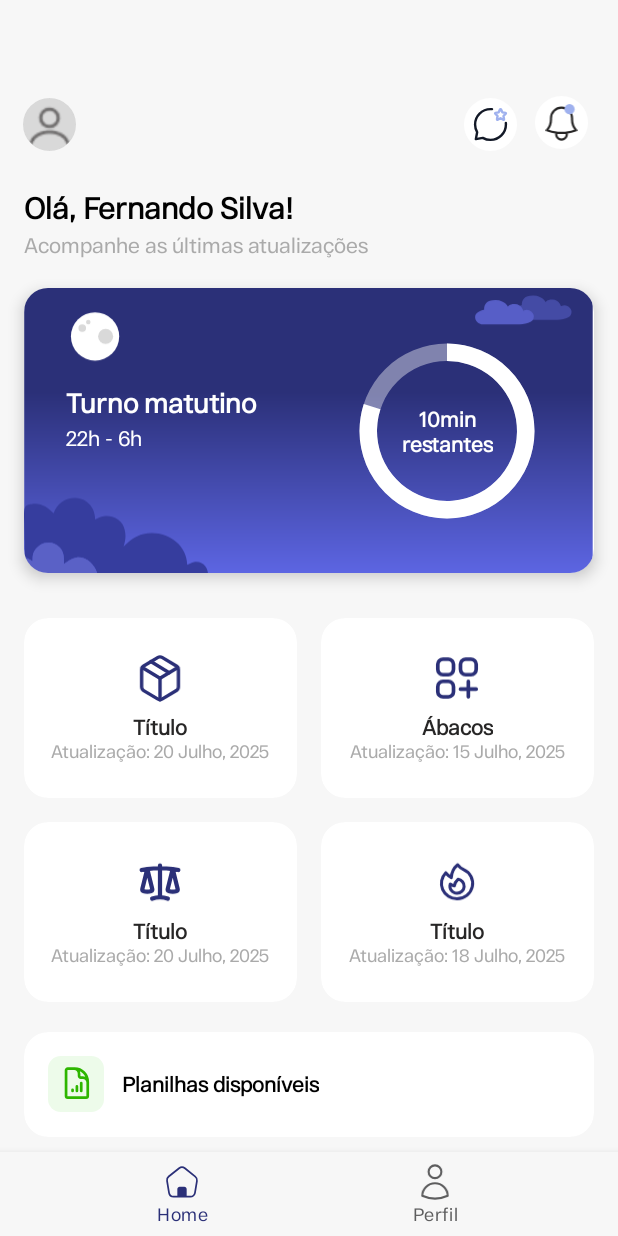
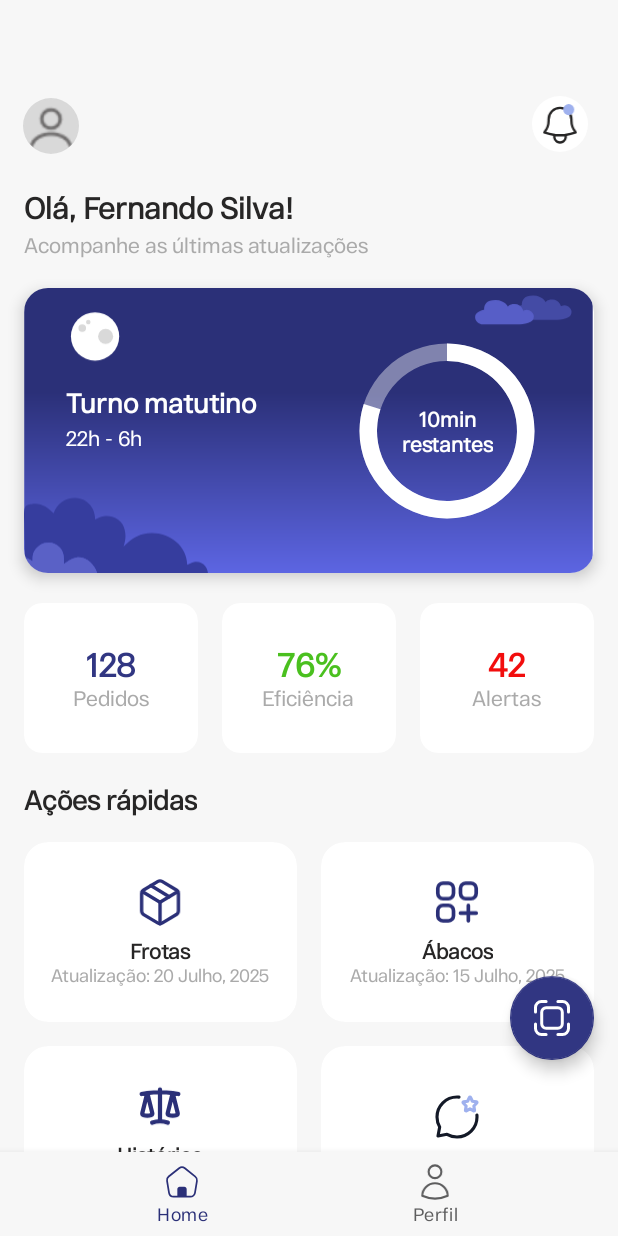
Before and after one commit to IARA-TECH/app-mobile, an Android app: the HomeFragment screen opened directly, with no data from a screen before it, on a phone screen of 412 x 824 dp. Run offline under Robolectric (Android 15) with nearby library versions, the phone set to English and light mode, and no system bars; our stand-ins replace navigation-ui.

Commit message:
feat(app-iara): ajusta layout da tela inicial e adiciona novos elementos

```diff
--- a/app/build.gradle.kts
+++ b/app/build.gradle.kts
@@ -56,6 +56,7 @@ dependencies {
     implementation(libs.androidx.credentials.play.services.auth)
     implementation(libs.googleid)
     kapt("com.github.bumptech.glide:compiler:4.16.0")
+    implementation ("com.google.android.material:material:1.11.0")
 
     // Firebase
     implementation(platform("com.google.firebase:firebase-bom:33.7.0"))
--- /dev/null
+++ b/app/src/main/res/drawable/ic_scan.xml
@@ -0,0 +1,17 @@
+<vector xmlns:android="http://schemas.android.com/apk/res/android"
+    android:width="24dp"
+    android:height="24dp"
+    android:viewportWidth="24"
+    android:viewportHeight="24">
+  <path
+      android:pathData="M8.143,5.143L15.857,5.143A3,3 0,0 1,18.857 8.143L18.857,15.857A3,3 0,0 1,15.857 18.857L8.143,18.857A3,3 0,0 1,5.143 15.857L5.143,8.143A3,3 0,0 1,8.143 5.143z"
+      android:strokeWidth="2"
+      android:fillColor="#00000000"
+      android:strokeColor="#ffffff"/>
+  <path
+      android:pathData="M23,8.071V5C23,2.791 21.209,1 19,1H15.929M23,15.929V19C23,21.209 21.209,23 19,23H15.929M8.071,23H5C2.791,23 1,21.209 1,19V15.929M8.071,1H5C2.791,1 1,2.791 1,5V8.071"
+      android:strokeWidth="2"
+      android:fillColor="#00000000"
+      android:strokeColor="#ffffff"
+      android:strokeLineCap="round"/>
+</vector>
--- a/app/src/main/res/layout/fragment_home.xml
+++ b/app/src/main/res/layout/fragment_home.xml
@@ -7,7 +7,7 @@
     tools:context=".ui.home.HomeFragment">
 
     <include
-        android:id="@+id/include"
+        android:id="@+id/included"
         layout="@layout/toolbar_primaria"
         android:layout_width="match_parent"
         android:layout_height="50dp"
@@ -23,11 +23,11 @@
         android:layout_marginStart="16dp"
         android:layout_marginTop="20dp"
         android:text="Olá, Fernando Silva!"
-        android:textColor="@android:color/black"
+        android:textColor="@color/texto_padrao"
         android:textSize="20sp"
         android:textStyle="bold"
         app:layout_constraintStart_toStartOf="parent"
-        app:layout_constraintTop_toBottomOf="@id/include" />
+        app:layout_constraintTop_toBottomOf="@id/included" />
 
     <!-- Subtítulo -->
     <TextView
@@ -134,17 +134,156 @@
         </androidx.constraintlayout.widget.ConstraintLayout>
     </com.google.android.material.card.MaterialCardView>
 
-    <!-- Container dos 4 cards -->
+
+    <!-- Container indicadores -->
+    <androidx.constraintlayout.widget.ConstraintLayout
+        android:id="@+id/containerIndicadores"
+        android:layout_width="0dp"
+        android:layout_height="wrap_content"
+        android:layout_marginStart="16dp"
+        android:layout_marginTop="20dp"
+        android:layout_marginEnd="16dp"
+        app:layout_constraintEnd_toEndOf="parent"
+        app:layout_constraintStart_toStartOf="parent"
+        app:layout_constraintTop_toBottomOf="@+id/cardTurno">
+
+        <!-- Indicador 1 -->
+        <com.google.android.material.card.MaterialCardView
+            android:id="@+id/cardIndicador1"
+            android:layout_width="0dp"
+            android:layout_height="100dp"
+            android:layout_marginEnd="8dp"
+            app:cardCornerRadius="12dp"
+            app:cardElevation="0dp"
+            app:layout_constraintEnd_toStartOf="@id/cardIndicador2"
+            app:layout_constraintHorizontal_weight="1"
+            app:layout_constraintStart_toStartOf="parent"
+            app:layout_constraintTop_toTopOf="parent">
+
+            <LinearLayout
+                android:layout_width="match_parent"
+                android:layout_height="match_parent"
+                android:gravity="center"
+                android:orientation="vertical">
+
+                <TextView
+                    android:id="@+id/txtValor1"
+                    android:layout_width="wrap_content"
+                    android:layout_height="wrap_content"
+                    android:text="128"
+                    android:textColor="@color/azul_primario"
+                    android:textSize="22sp"
+                    android:textStyle="bold" />
+
+                <TextView
+                    android:layout_width="wrap_content"
+                    android:layout_height="wrap_content"
+                    android:text="Pedidos"
+                    android:textColor="@android:color/darker_gray"
+                    android:textSize="14sp" />
+            </LinearLayout>
+        </com.google.android.material.card.MaterialCardView>
+
+        <!-- Indicador 2 -->
+        <com.google.android.material.card.MaterialCardView
+            android:id="@+id/cardIndicador2"
+            android:layout_width="0dp"
+            android:layout_height="100dp"
+            android:layout_marginStart="8dp"
+            android:layout_marginEnd="8dp"
+            app:cardCornerRadius="12dp"
+            app:cardElevation="0dp"
+            app:layout_constraintEnd_toStartOf="@id/cardIndicador3"
+            app:layout_constraintHorizontal_weight="1"
+            app:layout_constraintStart_toEndOf="@id/cardIndicador1"
+            app:layout_constraintTop_toTopOf="parent">
+
+            <LinearLayout
+                android:layout_width="match_parent"
+                android:layout_height="match_parent"
+                android:gravity="center"
+                android:orientation="vertical">
+
+                <TextView
+                    android:id="@+id/txtValor2"
+                    android:layout_width="wrap_content"
+                    android:layout_height="wrap_content"
+                    android:text="76%"
+                    android:textColor="@color/verde_sucesso"
+                    android:textSize="22sp"
+                    android:textStyle="bold" />
+
+                <TextView
+                    android:layout_width="wrap_content"
+                    android:layout_height="wrap_content"
+                    android:text="Eficiência"
+                    android:textColor="@android:color/darker_gray"
+                    android:textSize="14sp" />
+            </LinearLayout>
+        </com.google.android.material.card.MaterialCardView>
+
+        <!-- Indicador 3 -->
+        <com.google.android.material.card.MaterialCardView
+            android:id="@+id/cardIndicador3"
+            android:layout_width="0dp"
+            android:layout_height="100dp"
+            android:layout_marginStart="8dp"
+            app:cardCornerRadius="12dp"
+            app:cardElevation="0dp"
+            app:layout_constraintEnd_toEndOf="parent"
+            app:layout_constraintHorizontal_weight="1"
+            app:layout_constraintStart_toEndOf="@id/cardIndicador2"
+            app:layout_constraintTop_toTopOf="parent">
+
+            <LinearLayout
+                android:layout_width="match_parent"
+                android:layout_height="match_parent"
+                android:gravity="center"
+                android:orientation="vertical">
+
+                <TextView
+                    android:id="@+id/txtValor3"
+                    android:layout_width="wrap_content"
+                    android:layout_height="wrap_content"
+                    android:text="42"
+                    android:textColor="@color/vermelho_alerta"
+                    android:textSize="22sp"
+                    android:textStyle="bold" />
+
+                <TextView
+                    android:layout_width="wrap_content"
+                    android:layout_height="wrap_content"
+                    android:text="Alertas"
+                    android:textColor="@android:color/darker_gray"
+                    android:textSize="14sp" />
+            </LinearLayout>
+        </com.google.android.material.card.MaterialCardView>
+    </androidx.constraintlayout.widget.ConstraintLayout>
+
+    <TextView
+        android:id="@+id/txtSubtitulo2"
+        android:layout_width="wrap_content"
+        android:layout_height="wrap_content"
+        android:layout_marginStart="16dp"
+        android:layout_marginTop="20dp"
+        android:text="Ações rápidas"
+        android:textColor="@color/texto_padrao"
+        android:textSize="18sp"
+        android:textStyle="bold"
+        app:layout_constraintStart_toStartOf="parent"
+        app:layout_constraintTop_toBottomOf="@+id/containerIndicadores" />
+
     <androidx.constraintlayout.widget.ConstraintLayout
         android:id="@+id/containerCards"
         android:layout_width="0dp"
         android:layout_height="wrap_content"
         android:layout_marginStart="16dp"
-        android:layout_marginTop="30dp"
+        android:layout_marginTop="17dp"
         android:layout_marginEnd="16dp"
         app:layout_constraintEnd_toEndOf="parent"
+        app:layout_constraintHorizontal_bias="0.0"
         app:layout_constraintStart_toStartOf="parent"
-        app:layout_constraintTop_toBottomOf="@id/cardTurno">
+        app:layout_constraintTop_toBottomOf="@+id/txtSubtitulo2">
 
         <!-- Card 1 -->
         <com.google.android.material.card.MaterialCardView
@@ -174,7 +313,7 @@
                     android:layout_width="wrap_content"
                     android:layout_height="wrap_content"
                     android:layout_marginTop="8dp"
-                    android:text="Título"
+                    android:text="Frotas"
                     android:textSize="14sp"
                     android:textStyle="bold" />
 
@@ -259,7 +398,7 @@
                     android:layout_width="wrap_content"
                     android:layout_height="wrap_content"
                     android:layout_marginTop="8dp"
-                    android:text="Título"
+                    android:text="Histórico"
                     android:textSize="14sp"
                     android:textStyle="bold" />
 
@@ -296,102 +435,34 @@
                 <ImageView
                     android:layout_width="32dp"
                     android:layout_height="32dp"
-                    android:src="@drawable/ic_fogo" />
+                    android:src="@drawable/bubble_star" />
 
                 <TextView
                     android:layout_width="wrap_content"
                     android:layout_height="wrap_content"
                     android:layout_marginTop="8dp"
-                    android:text="Título"
+                    android:text="Chatbot"
                     android:textSize="14sp"
                     android:textStyle="bold" />
-
-                <TextView
-                    android:layout_width="wrap_content"
-                    android:layout_height="wrap_content"
-                    android:text="Atualização: 18 Julho, 2025"
-                    android:textColor="@android:color/darker_gray"
-                    android:textSize="12sp" />
 
             </LinearLayout>
         </com.google.android.material.card.MaterialCardView>
 
     </androidx.constraintlayout.widget.ConstraintLayout>
 
-    <!-- Card Planilhas -->
-    <com.google.android.material.card.MaterialCardView
-        android:id="@+id/cardPlanilhas"
-        android:layout_width="0dp"
-        android:layout_height="70dp"
-        android:layout_marginTop="20dp"
-        android:layout_marginStart="16dp"
+    <com.google.android.material.floatingactionbutton.FloatingActionButton
+        android:id="@+id/btnScan"
+        android:layout_width="wrap_content"
+        android:layout_height="wrap_content"
         android:layout_marginEnd="16dp"
-        app:cardCornerRadius="16dp"
-        app:cardElevation="0dp"
-        app:layout_constraintTop_toBottomOf="@id/containerCards"
-        app:layout_constraintStart_toStartOf="parent"
-        app:layout_constraintEnd_toEndOf="parent">
+        android:layout_marginBottom="117dp"
+        app:backgroundTint="@color/azul_primario"
+        app:layout_constraintBottom_toBottomOf="parent"
+        app:layout_constraintEnd_toEndOf="parent"
+        app:srcCompat="@drawable/ic_scan"
+        app:tint="@android:color/white" />
 
-        <LinearLayout
-            android:layout_width="match_parent"
-            android:layout_height="match_parent"
-            android:gravity="center_vertical"
-            android:orientation="horizontal"
-            android:padding="16dp">
 
-            <ImageView
-                android:layout_width="37dp"
-                android:layout_height="37dp"
-                android:src="@drawable/ic_planilha" />
 
-            <TextView
-                android:layout_width="wrap_content"
-                android:layout_height="wrap_content"
-                android:layout_marginStart="12dp"
-                android:text="Planilhas disponíveis"
-                android:textSize="14sp"
-                android:textStyle="bold"
-                android:textColor="@android:color/black" />
-
-        </LinearLayout>
-    </com.google.android.material.card.MaterialCardView>
-
-    <!-- Card Planilhas -->
-    <com.google.android.material.card.MaterialCardView
-        android:id="@+id/cardSla"
-        android:layout_width="0dp"
-        android:layout_height="70dp"
-        android:layout_marginStart="16dp"
-        android:layout_marginTop="15dp"
-        android:layout_marginEnd="16dp"
-        app:cardCornerRadius="16dp"
-        app:cardElevation="0dp"
-        app:layout_constraintEnd_toEndOf="parent"
-        app:layout_constraintStart_toStartOf="parent"
-        app:layout_constraintTop_toBottomOf="@+id/cardPlanilhas">
-
-        <LinearLayout
-            android:layout_width="match_parent"
-            android:layout_height="match_parent"
-            android:gravity="center_vertical"
-            android:orientation="horizontal"
-            android:padding="16dp">
-
-            <ImageView
-                android:layout_width="37dp"
-                android:layout_height="37dp"
-                android:src="@drawable/ic_planilha" />
-
-            <TextView
-                android:layout_width="wrap_content"
-                android:layout_height="wrap_content"
-                android:layout_marginStart="12dp"
-                android:text="Planilhas disponíveis"
-                android:textColor="@android:color/black"
-                android:textSize="14sp"
-                android:textStyle="bold" />
-
-        </LinearLayout>
-    </com.google.android.material.card.MaterialCardView>
 
 </androidx.constraintlayout.widget.ConstraintLayout>
--- a/app/src/main/res/layout/toolbar_primaria.xml
+++ b/app/src/main/res/layout/toolbar_primaria.xml
@@ -6,8 +6,8 @@
 
     <com.google.android.material.imageview.ShapeableImageView
         android:id="@+id/imgPerfilToolbar"
-        android:layout_width="35dp"
-        android:layout_height="35dp"
+        android:layout_width="37dp"
+        android:layout_height="37dp"
         android:layout_marginStart="15dp"
         android:layout_marginTop="9dp"
         android:background="#D8D8D8"
@@ -17,21 +17,9 @@
         app:shapeAppearanceOverlay="@style/circular" />
 
     <ImageView
-        android:id="@+id/iconNotifiToolbar"
-        android:layout_width="35dp"
-        android:layout_height="35dp"
-        android:layout_marginTop="9dp"
-        android:layout_marginEnd="12dp"
-        android:background="@drawable/circle_white"
-        android:padding="5dp"
-        android:src="@drawable/bubble_star"
-        app:layout_constraintEnd_toStartOf="@+id/iconConfigToolbar"
-        app:layout_constraintTop_toTopOf="parent" />
-
-    <ImageView
         android:id="@+id/iconConfigToolbar"
-        android:layout_width="35dp"
-        android:layout_height="35dp"
+        android:layout_width="37dp"
+        android:layout_height="37dp"
         android:layout_marginTop="8dp"
         android:layout_marginEnd="20dp"
         android:background="@drawable/circle_white"
--- a/app/src/main/res/values/colors.xml
+++ b/app/src/main/res/values/colors.xml
@@ -4,4 +4,6 @@
     <color name="texto_padrao">#272626</color>
     <color name="selecao_personalizada">#87A5D8</color>">
     <color name="azul_primario">#313682</color>">
+    <color name="verde_sucesso">#4AC01F</color>
+    <color name="vermelho_alerta">#F20D0D</color>
 </resources>
```
